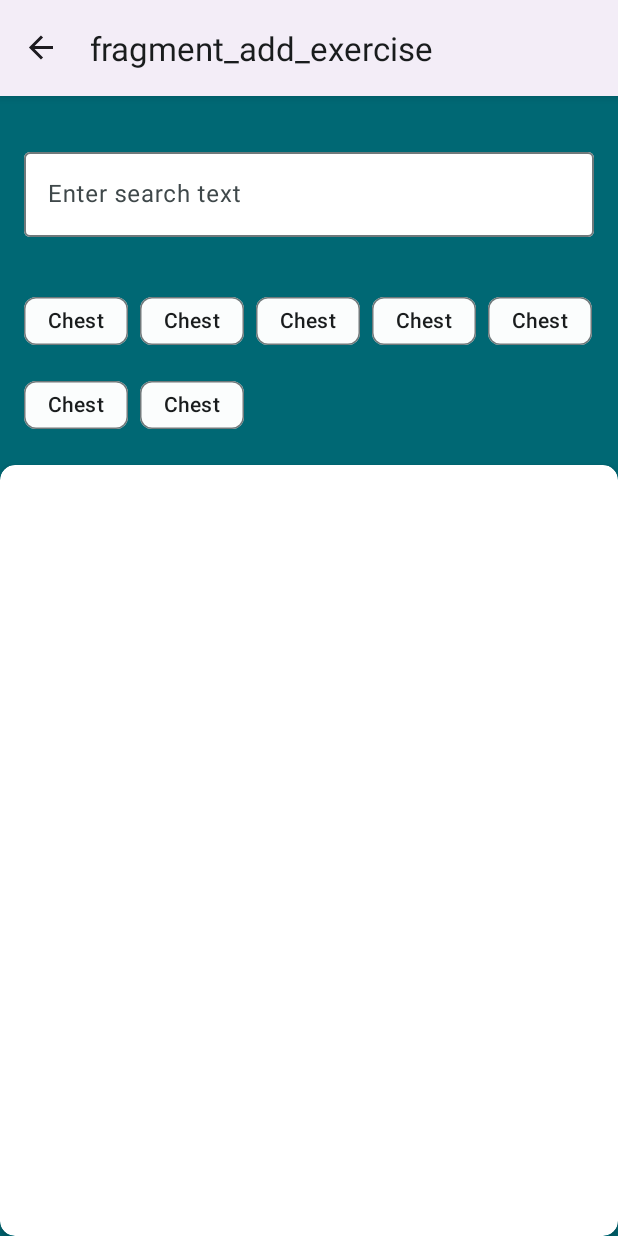
After one commit to joranch/MuscleMate, an Android app: the AddExerciseFragment screen opened through its navigation route, on a phone screen of 412 x 824 dp. The commit adds this screen. Run offline under Robolectric (Android 15) with nearby library versions, the phone set to English and light mode, and no system bars; our stand-ins replace Dagger/Hilt's generated code, data binding, navigation-ui.

Commit message:
Add exercise fragment with basic view and viewmodel

```diff
--- /dev/null
+++ b/app/src/main/java/com/monarc/musclemate/ui/add_exercise/AddExerciseFragment.kt
@@ -0,0 +1,43 @@
+package com.monarc.musclemate.ui.add_exercise
+
+import android.os.Bundle
+import androidx.fragment.app.Fragment
+import android.view.LayoutInflater
+import android.view.View
+import android.view.ViewGroup
+import androidx.fragment.app.viewModels
+import com.monarc.musclemate.R
+import com.monarc.musclemate.databinding.FragmentAddExerciseBinding
+import dagger.hilt.android.AndroidEntryPoint
+
+@AndroidEntryPoint
+class AddExerciseFragment : Fragment() {
+
+    private val viewModel: AddExerciseViewModel by viewModels()
+    private var _binding: FragmentAddExerciseBinding? = null
+    private val binding get() = _binding!!
+
+    override fun onCreateView(
+        inflater: LayoutInflater, container: ViewGroup?,
+        savedInstanceState: Bundle?
+    ): View? {
+
+        _binding = FragmentAddExerciseBinding.inflate(inflater, container, false)
+
+        return binding.root
+    }
+
+    override fun onViewCreated(view: View, savedInstanceState: Bundle?) {
+        super.onViewCreated(view, savedInstanceState)
+
+        binding.lifecycleOwner = viewLifecycleOwner
+        binding.viewmodel = viewModel
+
+    }
+
+    override fun onDestroy() {
+        super.onDestroy()
+        _binding = null
+    }
+
+}
--- /dev/null
+++ b/app/src/main/java/com/monarc/musclemate/ui/add_exercise/AddExerciseViewModel.kt
@@ -0,0 +1,8 @@
+package com.monarc.musclemate.ui.add_exercise
+
+import com.monarc.musclemate.ui.BaseViewModel
+import dagger.hilt.android.lifecycle.HiltViewModel
+
+class AddExerciseViewModel : BaseViewModel() {
+    // TODO: Implement the ViewModel
+}
--- a/app/src/main/java/com/monarc/musclemate/ui/workout/WorkoutDetailFragment.kt
+++ b/app/src/main/java/com/monarc/musclemate/ui/workout/WorkoutDetailFragment.kt
@@ -1,9 +1,7 @@
 package com.monarc.musclemate.ui.workout
 
-import android.content.DialogInterface
 import android.os.Bundle
 import android.view.*
-import androidx.appcompat.app.AlertDialog
 import androidx.fragment.app.Fragment
 import androidx.fragment.app.viewModels
 import androidx.navigation.fragment.findNavController
@@ -42,7 +40,7 @@ class WorkoutDetailFragment : Fragment() {
         viewModel.loadWorkoutRoutineData()
 
         binding.addExerciseButton.setOnClickListener {
-            viewModel.getExercises()
+            findNavController().navigate(WorkoutDetailFragmentDirections.actionWorkoutDetailFragmentToAddExerciseFragment())
         }
 
 //        lifecycleScope.launchWhenStarted {
--- /dev/null
+++ b/app/src/main/res/layout/fragment_add_exercise.xml
@@ -0,0 +1,126 @@
+<?xml version="1.0" encoding="utf-8"?>
+<layout xmlns:android="http://schemas.android.com/apk/res/android"
+    xmlns:app="http://schemas.android.com/apk/res-auto"
+    xmlns:tools="http://schemas.android.com/tools"
+    tools:context=".ui.add_exercise.AddExerciseFragment">
+
+    <data>
+        <variable
+            name="viewmodel"
+            type="com.monarc.musclemate.ui.add_exercise.AddExerciseViewModel" />
+    </data>
+
+    <androidx.constraintlayout.widget.ConstraintLayout
+        android:layout_width="match_parent"
+        android:layout_height="match_parent"
+        android:background="?attr/colorPrimarySurface">
+
+        <androidx.constraintlayout.widget.ConstraintLayout
+            android:id="@+id/search_bar"
+            android:layout_width="match_parent"
+            android:layout_height="wrap_content"
+            app:layout_constraintEnd_toEndOf="parent"
+            app:layout_constraintStart_toStartOf="parent"
+            app:layout_constraintTop_toTopOf="parent">
+
+
+            <com.google.android.material.textfield.TextInputLayout
+                android:id="@+id/search_text_layout"
+                android:layout_width="0dp"
+                android:layout_height="wrap_content"
+                android:layout_marginStart="16dp"
+                android:layout_marginTop="32dp"
+                android:layout_marginEnd="16dp"
+                app:boxBackgroundColor="?attr/colorOnPrimary"
+                app:endIconDrawable="@drawable/ic_add"
+                app:layout_constraintEnd_toEndOf="parent"
+                app:layout_constraintStart_toStartOf="parent"
+                app:layout_constraintTop_toTopOf="parent"
+                android:foregroundTint="?attr/colorOnPrimary">
+
+                <com.google.android.material.textfield.TextInputEditText
+                    android:layout_width="match_parent"
+                    android:layout_height="wrap_content"
+                    android:hint="@string/enter_search_text" />
+            </com.google.android.material.textfield.TextInputLayout>
+
+            <com.google.android.material.chip.ChipGroup
+                android:id="@+id/chip_group"
+                android:layout_width="match_parent"
+                android:layout_height="wrap_content"
+                android:layout_marginStart="16dp"
+                android:layout_marginTop="32dp"
+                android:layout_marginEnd="16dp"
+                android:layout_marginBottom="16dp"
+                android:orientation="horizontal"
+                app:layout_constraintBottom_toBottomOf="parent"
+                app:layout_constraintEnd_toEndOf="parent"
+                app:layout_constraintStart_toStartOf="parent"
+                app:layout_constraintTop_toBottomOf="@id/search_text_layout"
+                app:singleSelection="false">
+
+                <com.google.android.material.chip.Chip
+                    android:layout_width="wrap_content"
+                    android:layout_height="wrap_content"
+                    android:background="?attr/colorSecondary"
+                    android:checkable="true"
+                    android:text="Chest" />
+
+                <com.google.android.material.chip.Chip
+                    android:layout_width="wrap_content"
+                    android:layout_height="wrap_content"
+                    android:background="?attr/colorSecondary"
+                    android:text="Chest" />
+
+                <com.google.android.material.chip.Chip
+                    android:layout_width="wrap_content"
+                    android:layout_height="wrap_content"
+                    android:background="?attr/colorSecondary"
+                    android:text="Chest" />
+
+                <com.google.android.material.chip.Chip
+                    android:layout_width="wrap_content"
+                    android:layout_height="wrap_content"
+                    android:background="?attr/colorSecondary"
+                    android:text="Chest" />
+
+                <com.google.android.material.chip.Chip
+                    android:layout_width="wrap_content"
+                    android:layout_height="wrap_content"
+                    android:background="?attr/colorSecondary"
+                    android:text="Chest" />
+
+                <com.google.android.material.chip.Chip
+                    android:layout_width="wrap_content"
+                    android:layout_height="wrap_content"
+                    android:background="?attr/colorSecondary"
+                    android:text="Chest" />
+
+                <com.google.android.material.chip.Chip
+                    android:layout_width="wrap_content"
+                    android:layout_height="wrap_content"
+                    android:background="?attr/colorSecondary"
+                    android:text="Chest" />
+
+            </com.google.android.material.chip.ChipGroup>
+        </androidx.constraintlayout.widget.ConstraintLayout>
+
+        <androidx.cardview.widget.CardView
+            android:layout_width="match_parent"
+            android:layout_height="0dp"
+            app:cardCornerRadius="10dp"
+            app:cardElevation="3dp"
+            app:layout_constraintBottom_toBottomOf="parent"
+            app:layout_constraintEnd_toEndOf="parent"
+            app:layout_constraintStart_toStartOf="parent"
+            app:layout_constraintTop_toBottomOf="@+id/search_bar">
+
+            <androidx.recyclerview.widget.RecyclerView
+                android:id="@+id/workout_recycler_view"
+                android:layout_width="match_parent"
+                android:layout_height="match_parent"
+                android:clipToPadding="true"/>
+        </androidx.cardview.widget.CardView>
+    </androidx.constraintlayout.widget.ConstraintLayout>
+
+</layout>
--- /dev/null
+++ b/app/src/main/res/layout/item_exercise_list.xml
@@ -0,0 +1,6 @@
+<?xml version="1.0" encoding="utf-8"?>
+<androidx.constraintlayout.widget.ConstraintLayout xmlns:android="http://schemas.android.com/apk/res/android"
+    android:layout_width="match_parent"
+    android:layout_height="match_parent">
+
+</androidx.constraintlayout.widget.ConstraintLayout>
--- a/app/src/main/res/navigation/nav_graph.xml
+++ b/app/src/main/res/navigation/nav_graph.xml
@@ -30,6 +30,18 @@
             android:id="@+id/action_workoutDetailFragment_to_homeFragment"
             app:destination="@id/homeFragment"
             app:popUpTo="@id/homeFragment" />
+        <action
+            android:id="@+id/action_workoutDetailFragment_to_addExerciseFragment"
+            app:destination="@id/addExerciseFragment" />
+    </fragment>
+    <fragment
+        android:id="@+id/addExerciseFragment"
+        android:name="com.monarc.musclemate.ui.add_exercise.AddExerciseFragment"
+        android:label="fragment_add_exercise"
+        tools:layout="@layout/fragment_add_exercise" >
+        <action
+            android:id="@+id/action_addExerciseFragment_to_workoutDetailFragment"
+            app:destination="@id/workoutDetailFragment" />
     </fragment>
 
 </navigation>
--- a/app/src/main/res/values/strings.xml
+++ b/app/src/main/res/values/strings.xml
@@ -21,4 +21,5 @@
     <string name="add_exercise">Add exercise</string>
     <string name="delete">Delete</string>
     <string name="save">Save</string>
+    <string name="enter_search_text">Enter search text</string>
 </resources>
```
Also changed, not shown: app/src/main/res/layout/fragment_home.xml (+0 -11 lines).
